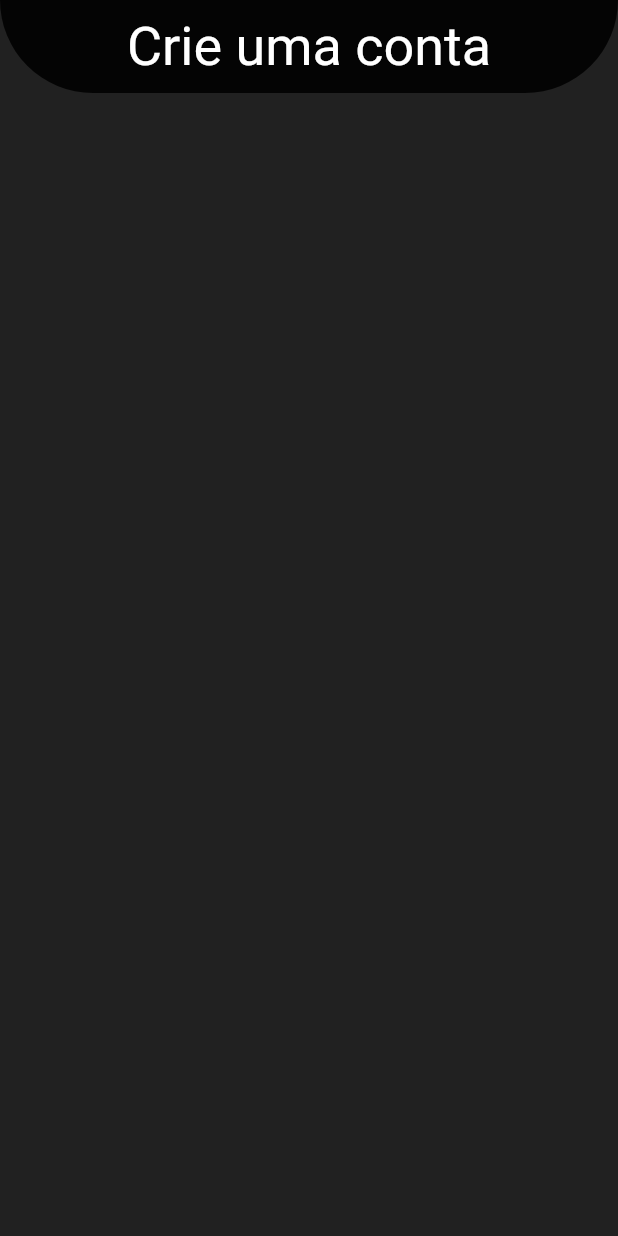
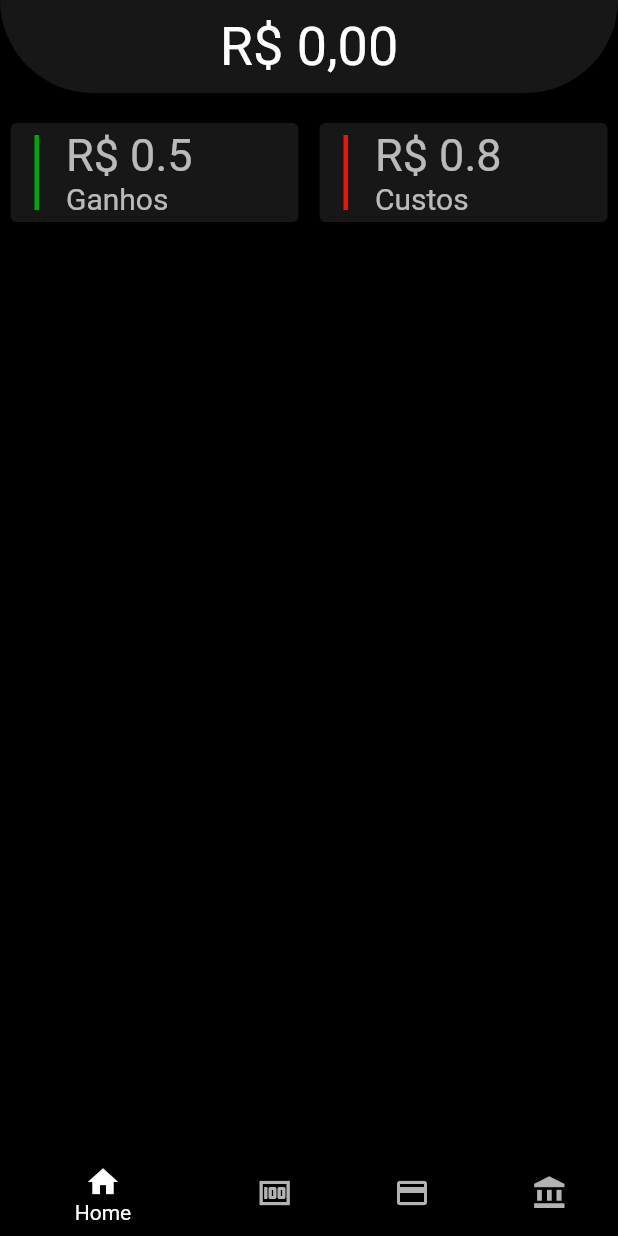
Before and after one commit to leandro-mandu/PIT02GP06, a Flutter app: the screen it shows after launch, after a tap on "Junte-se ao u-Finance", on a phone screen of 412 x 824 dp. Run offline on Flutter 3.47's test engine with Material 2 defaults, Android fonts, the phone set to English and light mode, and no system bars; missing offline and left inert: dart:ffi.

Commit message:
desenvolvimento do homePage

```diff
--- a/lib/pages/welcome.dart
+++ b/lib/pages/welcome.dart
@@ -18,13 +18,15 @@ class _WelcomeState extends State<Welcome> {
   @override
   Widget build(BuildContext context) {
     return Scaffold(
+      backgroundColor: AppColors.backgroundColor,
+      appBar: PreferredSize(
+        child: TitleContainer(title: "u-Finance"),
+        preferredSize: MediaQuery.of(context).size,
+      ),
       body: Container(
         color: AppColors.backgroundColor,
         child: ListView(
           children: [
-            TitleContainer(
-              title: "u-Finance",
-            ),
             Padding(
               padding: const EdgeInsets.all(8.0),
               child: Column(
--- /dev/null
+++ b/lib/src/home/home_page.dart
@@ -0,0 +1,62 @@
+import 'dart:ffi';
+
+import 'package:flutter/material.dart';
+import 'package:flutter/src/widgets/container.dart';
+import 'package:flutter/src/widgets/framework.dart';
+import 'package:u_finance/utils/app_colors.dart';
+import 'package:u_finance/utils/app_text_styles.dart';
+import 'package:u_finance/widgets/value_tile.dart';
+
+import '../../widgets/title_container.dart';
+
+class HomePage extends StatefulWidget {
+  const HomePage({super.key});
+
+  @override
+  State<HomePage> createState() => _HomePageState();
+}
+
+class _HomePageState extends State<HomePage> {
+  @override
+  Widget build(BuildContext context) {
+    return Container(
+      color: AppColors.backgroundColor,
+      child: Column(
+        children: [
+          TitleContainer(title: "R\$ 0,00"),
+          SizedBox(
+            height: 16,
+          ),
+          Row(
+            mainAxisAlignment: MainAxisAlignment.spaceAround,
+            children: [
+              valueTile(value: 0.5, text: 'Ganhos'),
+              valueTile(value: 0.8, text: 'Custos', positive: false),
+            ],
+          ),
+        ],
+      ),
+    );
+
+    // ListView(
+    //   children: [
+    //     TitleContainer(title: "R\$ 0,00"),
+    //     Row(
+    //       mainAxisAlignment: MainAxisAlignment.spaceAround,
+    //       children: [
+    //         valueTile(value: 150.80, text: "Ganhos"),
+    //         valueTile(value: 60, text: "Custos"),
+    //       ],
+    //     ),
+    //     Card(
+    //       color: AppColors.backgroundCardColor,
+    //       child: valueTile(
+    //         value: 150.18,
+    //         text: "Ganhos",
+    //         positive: false,
+    //       ),
+    //     )
+    //   ],
+    // );
+  }
+}
--- /dev/null
+++ b/lib/src/home/index_page.dart
@@ -0,0 +1,53 @@
+import 'package:flutter/material.dart';
+import 'package:flutter/src/widgets/container.dart';
+import 'package:flutter/src/widgets/framework.dart';
+import 'package:u_finance/src/home/home_page.dart';
+import 'package:u_finance/utils/app_colors.dart';
+import 'package:u_finance/utils/app_text_styles.dart';
+import 'package:u_finance/widgets/title_container.dart';
+
+import '../../widgets/home_bottom_nav_bar.dart';
+
+class IndexPage extends StatefulWidget {
+  const IndexPage({super.key});
+
+  @override
+  State<IndexPage> createState() => _IndexPageState();
+}
+
+class _IndexPageState extends State<IndexPage> {
+  @override
+  Widget build(BuildContext context) {
+    return Scaffold(
+      backgroundColor: AppColors.backgroundColor,
+      // appBar: PreferredSize(
+      //   child: TitleContainer(title: "R\$ 0,00"),
+      //   preferredSize: MediaQuery.of(context).size,
+      // ),
+      body: PageView(
+        children: [
+          HomePage(),
+          Icon(
+            Icons.money,
+            color: AppColors.backgroundButtonColor,
+            semanticLabel: "Saldo",
+            size: 200,
+          ),
+          Icon(
+            Icons.credit_card,
+            color: AppColors.backgroundButtonColor,
+            semanticLabel: "Credito",
+            size: 200,
+          ),
+          Icon(
+            Icons.account_balance,
+            color: AppColors.backgroundButtonColor,
+            semanticLabel: "Conta",
+            size: 200,
+          ),
+        ],
+      ),
+      bottomNavigationBar: homeBottomNavBar(),
+    );
+  }
+}
--- a/lib/utils/app_colors.dart
+++ b/lib/utils/app_colors.dart
@@ -3,8 +3,10 @@ import 'package:flutter/material.dart';
 class AppColors {
   static Color get textColor => Colors.white70;
   static Color get titleColor => Colors.white;
-  static Color get backgroundColor => Colors.black87;
-  static Color get backgrountCardColor => Colors.black;
-  static Color get backgrountButtonColor => Colors.blue.shade900;
+  static Color get backgroundCardColor => Color(0xDD1A1A1A);
+  static Color get backgroundColor => Colors.black;
+  static Color get backgroundButtonColor => Color(0xFF000482);
   static Color get textButtonColor => Colors.white;
+  static Color get positiveValue => Color(0xFF00A806);
+  static Color get negativeValue => Color(0xFFF51202);
 }
--- a/lib/widgets/custom_fab_button.dart
+++ b/lib/widgets/custom_fab_button.dart
@@ -1,7 +1,9 @@
 import 'package:flutter/material.dart';
 import 'package:u_finance/pages/create_account.dart';
+import 'package:u_finance/src/home/home_page.dart';
 
 import '../pages/home.dart';
+import '../src/home/index_page.dart';
 import '../utils/app_colors.dart';
 
 class CustomFabButton extends StatelessWidget {
@@ -19,7 +21,7 @@ class CustomFabButton extends StatelessWidget {
       style: ElevatedButton.styleFrom(
         textStyle: const TextStyle(fontSize: 25),
         fixedSize: Size(MediaQuery.of(context).size.width, 50),
-        backgroundColor: AppColors.backgrountButtonColor,
+        backgroundColor: AppColors.backgroundButtonColor,
         shape: const RoundedRectangleBorder(
             borderRadius:
                 BorderRadius.vertical(top: Radius.elliptical(80, 80))),
@@ -43,7 +45,7 @@ class CustomFabButton extends StatelessWidget {
 }
 
 _navigateToNewAccountPage(BuildContext context) {
-  Navigator.of(context).push(
-    MaterialPageRoute(builder: (context) => const CreateAccount()),
+  Navigator.of(context).pushReplacement(
+    MaterialPageRoute(builder: (context) => const IndexPage()),
   );
 }
--- /dev/null
+++ b/lib/widgets/home_bottom_nav_bar.dart
@@ -0,0 +1,51 @@
+import 'package:flutter/material.dart';
+
+import '../utils/app_colors.dart';
+
+class homeBottomNavBar extends StatelessWidget {
+  const homeBottomNavBar({
+    Key? key,
+  }) : super(key: key);
+
+  @override
+  Widget build(BuildContext context) {
+    return BottomNavigationBar(
+//        fixedColor: Colors.red,
+//        backgroundColor: AppColors.backgroundButtonColor,
+      selectedItemColor: AppColors.titleColor,
+      unselectedItemColor: AppColors.textColor,
+      /*
+      selectedIconTheme: IconThemeData(
+        color: AppColors.textButtonColor,
+      ),
+      unselectedIconTheme: IconThemeData(
+        color: AppColors.textButtonColor,
+      ),
+*/
+//        selectedItemColor: AppColors.backgroundColor,
+      //      unselectedItemColor: AppColors.backgroundCardColor,
+      items: [
+        BottomNavigationBarItem(
+          backgroundColor: AppColors.backgroundColor,
+          icon: Icon(Icons.home),
+          label: 'Home',
+        ),
+        BottomNavigationBarItem(
+          backgroundColor: AppColors.backgroundColor,
+          icon: Icon(Icons.money),
+          label: 'movimentações',
+        ),
+        BottomNavigationBarItem(
+          backgroundColor: AppColors.backgroundColor,
+          icon: Icon(Icons.credit_card),
+          label: 'limites',
+        ),
+        BottomNavigationBarItem(
+          backgroundColor: AppColors.backgroundColor,
+          icon: Icon(Icons.account_balance),
+          label: 'balanço',
+        ),
+      ],
+    );
+  }
+}
--- a/lib/widgets/title_container.dart
+++ b/lib/widgets/title_container.dart
@@ -13,16 +13,19 @@ class TitleContainer extends StatelessWidget {
   @override
   Widget build(BuildContext context) {
     return Container(
+      width: MediaQuery.of(context).size.width,
       decoration: BoxDecoration(
-          color: AppColors.backgroundColor,
+          color: AppColors.backgroundCardColor,
           borderRadius:
               const BorderRadius.vertical(bottom: Radius.elliptical(80, 80))),
       child: Padding(
         padding: const EdgeInsets.all(10.0),
-        child: Text(
-          title,
-          style: AppTextStyles.titleStyle,
-          textAlign: TextAlign.center,
+        child: SafeArea(
+          child: Text(
+            title,
+            style: AppTextStyles.titleStyle,
+            textAlign: TextAlign.center,
+          ),
         ),
       ),
     );
--- /dev/null
+++ b/lib/widgets/value_tile.dart
@@ -0,0 +1,50 @@
+import 'package:flutter/material.dart';
+
+import '../utils/app_colors.dart';
+import '../utils/app_text_styles.dart';
+
+class valueTile extends StatelessWidget {
+  double value;
+  String text;
+  bool? positive;
+  valueTile({
+    Key? key,
+    required this.value,
+    required this.text,
+    this.positive,
+  }) : super(key: key) {}
+
+  @override
+  Widget build(BuildContext context) {
+    return Container(
+      width: 200,
+      child: Card(
+        color: AppColors.backgroundCardColor,
+        child: ListTile(
+          leading: Container(
+            width: 3,
+            height: 50,
+            color: positive == null
+                ? value == 0
+                    ? AppColors.titleColor
+                    : value > 0
+                        ? AppColors.positiveValue
+                        : AppColors.negativeValue
+                : positive!
+                    ? AppColors.positiveValue
+                    : AppColors.negativeValue,
+          ),
+          minLeadingWidth: 5,
+          subtitle: Text(
+            text,
+            style: AppTextStyles.textStyle,
+          ),
+          title: Text(
+            "R\$ $value",
+            style: AppTextStyles.subtitleStyle,
+          ),
+        ),
+      ),
+    );
+  }
+}
```
